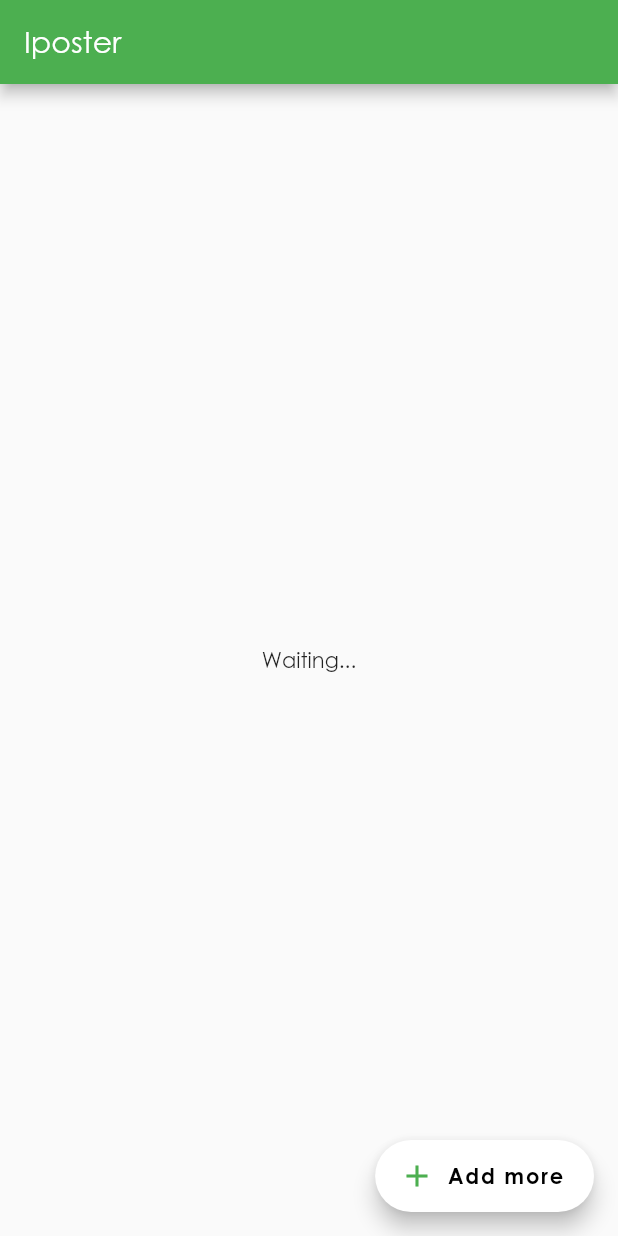
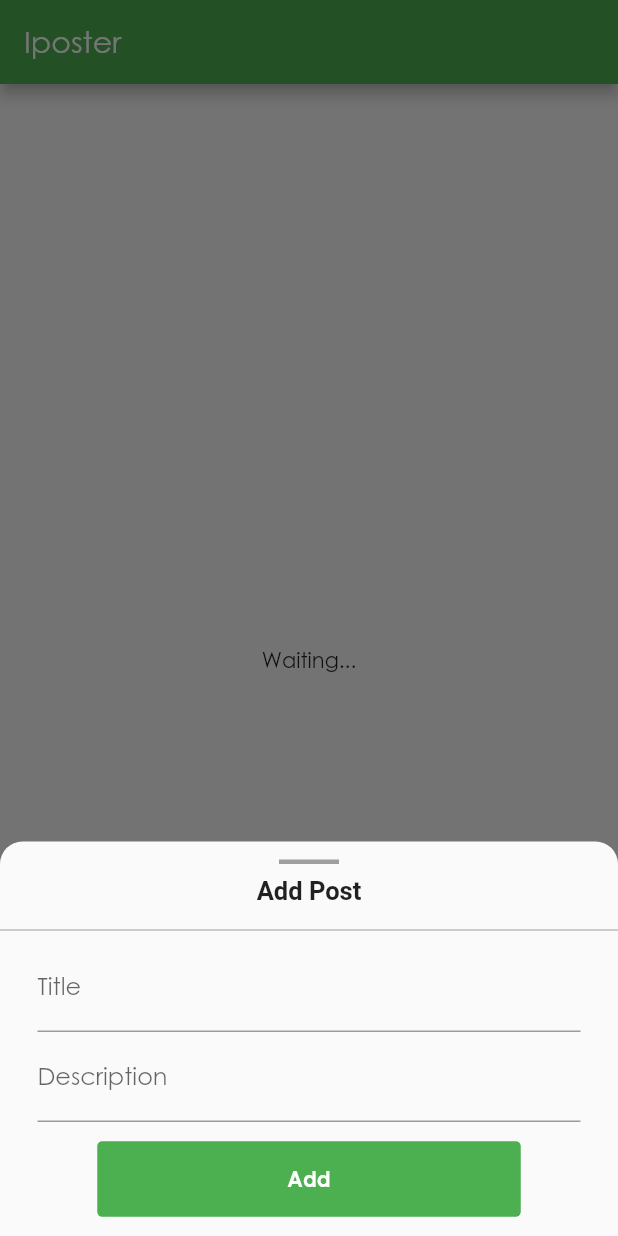
Before and after one commit to DK-codeur/iposter, a Flutter app: the screen it shows after launch, after a tap on "Add more", on a phone screen of 412 x 824 dp. Run offline on Flutter 3.47's test engine with Material 2 defaults, Android fonts, the phone set to English and light mode, and no system bars; our stand-ins replace flutter_spinkit, fluttertoast; network calls fail; Roboto replaces fonts that are missing (PoppinsReg).

Commit message:
AddPost: success

```diff
--- a/lib/screens/home_screen.dart
+++ b/lib/screens/home_screen.dart
@@ -2,7 +2,9 @@
 
 import 'package:flutter/material.dart';
 import 'package:iposter/providers/data_provider.dart';
+import 'package:iposter/utils/my_buttons.dart';
 import 'package:iposter/utils/my_colors.dart';
+import 'package:iposter/utils/utils.dart';
 import 'package:iposter/widgets/list_item.dart';
 import 'package:provider/provider.dart';
 
@@ -14,8 +16,14 @@ class HomeScreen extends StatefulWidget {
 }
 
 class _HomeScreenState extends State<HomeScreen> {
+
+  final _formKey = GlobalKey<FormState>();
+
   var _isInit = true;
   var _isLoading = false;
+
+  final TextEditingController _titleController = TextEditingController();
+  final TextEditingController _bodyController = TextEditingController();
 
   Future<void> refreshPosts(BuildContext context) async {
     await Provider.of<DataProvider>(context, listen: false).fetchAndSetPosts();
@@ -39,6 +47,133 @@ class _HomeScreenState extends State<HomeScreen> {
 
     _isInit = false;
     super.didChangeDependencies();
+  }
+
+
+
+  void _newPostBottomSheet(BuildContext context) {
+    showModalBottomSheet(
+        context: context,
+        isScrollControlled: true,
+        shape: RoundedRectangleBorder(
+          borderRadius: BorderRadius.only(
+            topLeft: Radius.circular(15),
+            topRight: Radius.circular(15)
+          )
+        ),
+        builder: (BuildContext context) {
+          return Padding(
+            padding: MediaQuery.of(context).viewInsets,
+            child: Wrap(
+              children: [
+              Column(
+                children: [
+                  Padding(
+                    padding: const EdgeInsets.only(top: 12.0),
+                    child: Container(
+                      height: 3,
+                      width: 40,
+                      color: Colors.grey,
+                    ),
+                  ),
+                  Padding(
+                    padding: const EdgeInsets.all(8.0),
+                    child: Text(
+                      'Add Post',
+                      style: TextStyle(
+                        fontWeight: FontWeight.bold,
+                        fontFamily: 'PoppinsReg',
+                        fontSize: 17
+                      ),
+                    ),
+                  ),
+
+                  Divider(color: Colors.grey,),
+                ],
+              ),
+
+              Padding(
+                padding: const EdgeInsets.symmetric(horizontal: 25.0),
+                child: Form(
+                  key: _formKey,
+                  child: Column(
+                    children: [
+                      TextFormField(
+                        controller: _titleController,
+                        autovalidateMode: AutovalidateMode.onUserInteraction,
+                        decoration: InputDecoration(
+                          label: Text("Title")
+                        ),
+
+                        validator: (value) {
+                          if (value!.isEmpty) {
+                              return "Entrer un titre";
+                            }
+                        },
+                        onSaved: (value) {
+                          _titleController.text = value!;
+                        },
+                      ),
+
+                      TextFormField(
+                        controller: _bodyController,
+                        autovalidateMode: AutovalidateMode.onUserInteraction,
+                        decoration: InputDecoration(
+                          label: Text("Description")
+                        ),
+
+                        validator: (value) {
+                          if (value!.isEmpty) {
+                            return "Entrer une description";
+                          }
+                        },
+                        onSaved: (value) {
+                          _bodyController.text = value!;
+                        },
+                      ),
+
+
+                      Container(
+                        margin: EdgeInsets.symmetric(horizontal: 30, vertical: 13),
+                        child: myButton(
+                          "Add",
+                          onPressed: () async {
+                            FocusScope.of(context).unfocus();
+
+                            if (!_formKey.currentState!.validate()) {
+                              return;
+                            }
+
+                            Utils.loadingDialog(context);
+
+                            await Provider.of<DataProvider>(context, listen: false).addPost(
+                              _titleController.text,
+                              _bodyController.text
+                            ).then((value) => {
+                                if (value == "success") {
+                                  _titleController.clear(),
+                                  _bodyController.clear(),
+                                  Navigator.pop(context),
+                                  Navigator.pop(context),
+
+                                  Utils.showSnackbar(context, "Enregister avec sucèss", backColor: MyColors.primary)
+                                } else {
+                                  Navigator.pop(context),
+                                  Utils.customToast("Une erreur s'est produite")
+                                }
+                            });
+                          }
+                        ),
+                      ),
+
+                    ],
+                  ),
+                ),
+              )
+            ]),
+          );
+        }
+    );
   }
 
   @override
@@ -76,7 +211,7 @@ class _HomeScreenState extends State<HomeScreen> {
         icon: const Icon(Icons.add, color: MyColors.primary,),
         backgroundColor: MyColors.white,
         onPressed: () {
-
+          _newPostBottomSheet(context);
         },
 
       )
--- a/lib/screens/posts/post_screen.dart
+++ b/lib/screens/posts/post_screen.dart
@@ -13,6 +13,7 @@ class PostScreen extends StatefulWidget {
 }
 
 class _PostScreenState extends State<PostScreen> {
+
   @override
   Widget build(BuildContext context) {
 
--- a/pubspec.yaml
+++ b/pubspec.yaml
@@ -37,6 +37,8 @@ dependencies:
   provider: ^5.0.0
   fluttertoast: ^8.0.8
   http: ^0.13.4
+  flutter_spinkit: ^5.0.0
+
 
 dev_dependencies:
   flutter_test:
```
Also changed, not shown: lib/providers/data_provider.dart (+32 -0 lines), lib/utils/utils.dart (added, +59 -0 lines), pubspec.lock.
